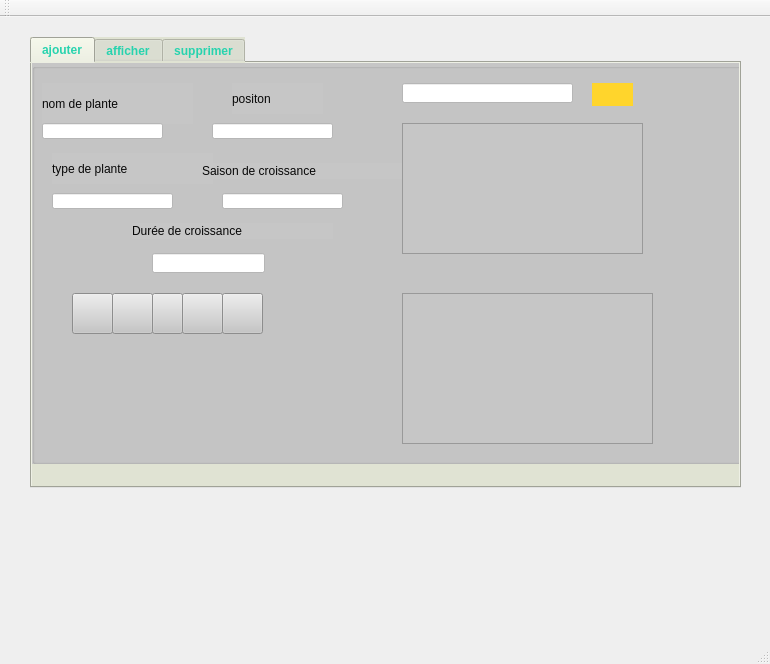
The window that mainwindow.ui (Esprit-UP-Algo/3-smart-farm-smart-farm) describes before a commit, drawn with Qt 5.
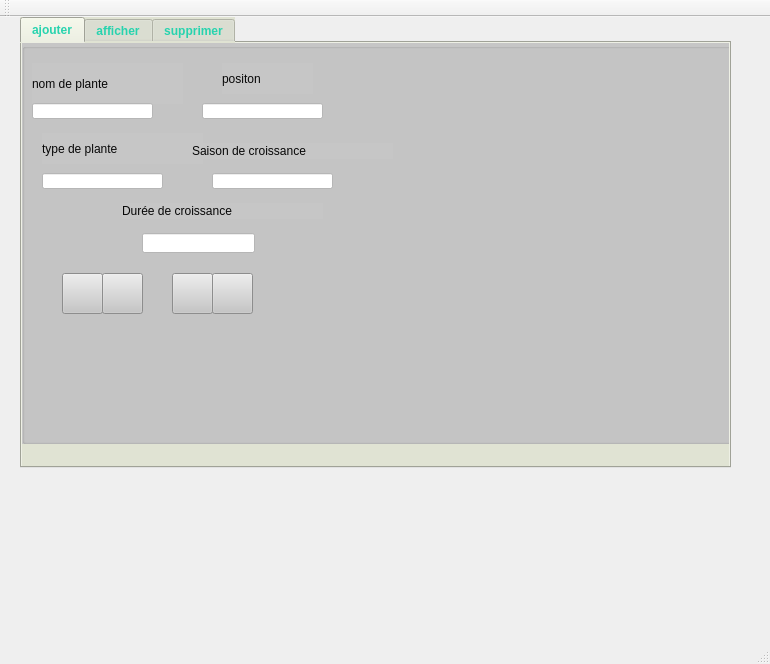
The same window after the commit. The open tabs and pages were chosen to show the change. Icons and pictures are not drawn.

What changed in the file:
```diff
--- a/mainwindow.ui
+++ b/mainwindow.ui
@@ -17,8 +17,8 @@
    <widget class="QTabWidget" name="tabWidget">
     <property name="geometry">
      <rect>
-      <x>30</x>
-      <y>20</y>
+      <x>20</x>
+      <y>0</y>
       <width>711</width>
       <height>451</height>
      </rect>
@@ -264,79 +264,6 @@
          <normaloff>../image-removebg-preview (4).png</normaloff>../image-removebg-preview (4).png</iconset>
        </property>
       </widget>
-      <widget class="QLineEdit" name="le_rechercher">
-       <property name="geometry">
-        <rect>
-         <x>370</x>
-         <y>20</y>
-         <width>171</width>
-         <height>20</height>
-        </rect>
-       </property>
-       <property name="styleSheet">
-        <string notr="true">background-color: rgb(255, 255, 255);</string>
-       </property>
-      </widget>
-      <widget class="QPushButton" name="rechercher">
-       <property name="geometry">
-        <rect>
-         <x>560</x>
-         <y>20</y>
-         <width>41</width>
-         <height>23</height>
-        </rect>
-       </property>
-       <property name="styleSheet">
-        <string notr="true">QPushButton {
-background-color: rgb(255, 213, 44);color :rgb(255, 255, 255);
-border-radius: 70px;
-}</string>
-       </property>
-       <property name="text">
-        <string/>
-       </property>
-       <property name="icon">
-        <iconset>
-         <normaloff>../image-removebg-preview.png</normaloff>../image-removebg-preview.png</iconset>
-       </property>
-      </widget>
-      <widget class="QTableView" name="tableView_2">
-       <property name="geometry">
-        <rect>
-         <x>370</x>
-         <y>60</y>
-         <width>241</width>
-         <height>131</height>
-        </rect>
-       </property>
-      </widget>
-      <widget class="QTableView" name="tableView_3">
-       <property name="geometry">
-        <rect>
-         <x>370</x>
-         <y>230</y>
-         <width>251</width>
-         <height>151</height>
-        </rect>
-       </property>
-      </widget>
-      <widget class="QPushButton" name="pushButton">
-       <property name="geometry">
-        <rect>
-         <x>120</x>
-         <y>230</y>
-         <width>31</width>
-         <height>41</height>
-        </rect>
-       </property>
-       <property name="text">
-        <string/>
-       </property>
-       <property name="icon">
-        <iconset>
-         <normaloff>../image-removebg-preview (5).png</normaloff>../image-removebg-preview (5).png</iconset>
-       </property>
-      </widget>
       <widget class="QPushButton" name="pushButton_2">
        <property name="geometry">
         <rect>
@@ -387,6 +314,68 @@
        </rect>
       </property>
      </widget>
+     <widget class="QLineEdit" name="le_rechercher_2">
+      <property name="geometry">
+       <rect>
+        <x>20</x>
+        <y>30</y>
+        <width>171</width>
+        <height>20</height>
+       </rect>
+      </property>
+      <property name="styleSheet">
+       <string notr="true">background-color: rgb(255, 255, 255);</string>
+      </property>
+     </widget>
+     <widget class="QPushButton" name="rechercher">
+      <property name="geometry">
+       <rect>
+        <x>200</x>
+        <y>30</y>
+        <width>41</width>
+        <height>23</height>
+       </rect>
+      </property>
+      <property name="styleSheet">
+       <string notr="true">QPushButton {
+background-color: rgb(255, 213, 44);color :rgb(255, 255, 255);
+border-radius: 70px;
+}</string>
+      </property>
+      <property name="text">
+       <string/>
+      </property>
+      <property name="icon">
+       <iconset>
+        <normaloff>../image-removebg-preview.png</normaloff>../image-removebg-preview.png</iconset>
+      </property>
+     </widget>
+     <widget class="QRadioButton" name="radioButton">
+      <property name="geometry">
+       <rect>
+        <x>50</x>
+        <y>90</y>
+        <width>83</width>
+        <height>18</height>
+       </rect>
+      </property>
+      <property name="text">
+       <string>tri id</string>
+      </property>
+     </widget>
+     <widget class="QRadioButton" name="radioButton_2">
+      <property name="geometry">
+       <rect>
+        <x>50</x>
+        <y>130</y>
+        <width>83</width>
+        <height>18</height>
+       </rect>
+      </property>
+      <property name="text">
+       <string>tri pos</string>
+      </property>
+     </widget>
     </widget>
     <widget class="QWidget" name="tab_3">
      <attribute name="title">
```
Left out of the diff: 12 changed lines with no effect on the pictures.
